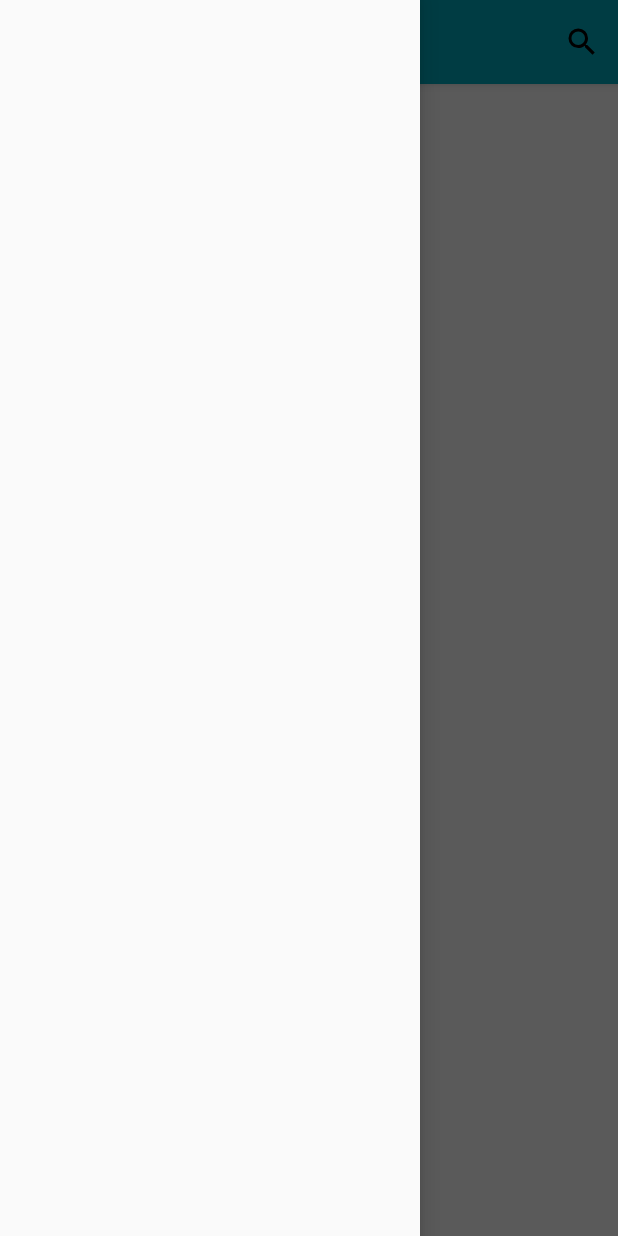
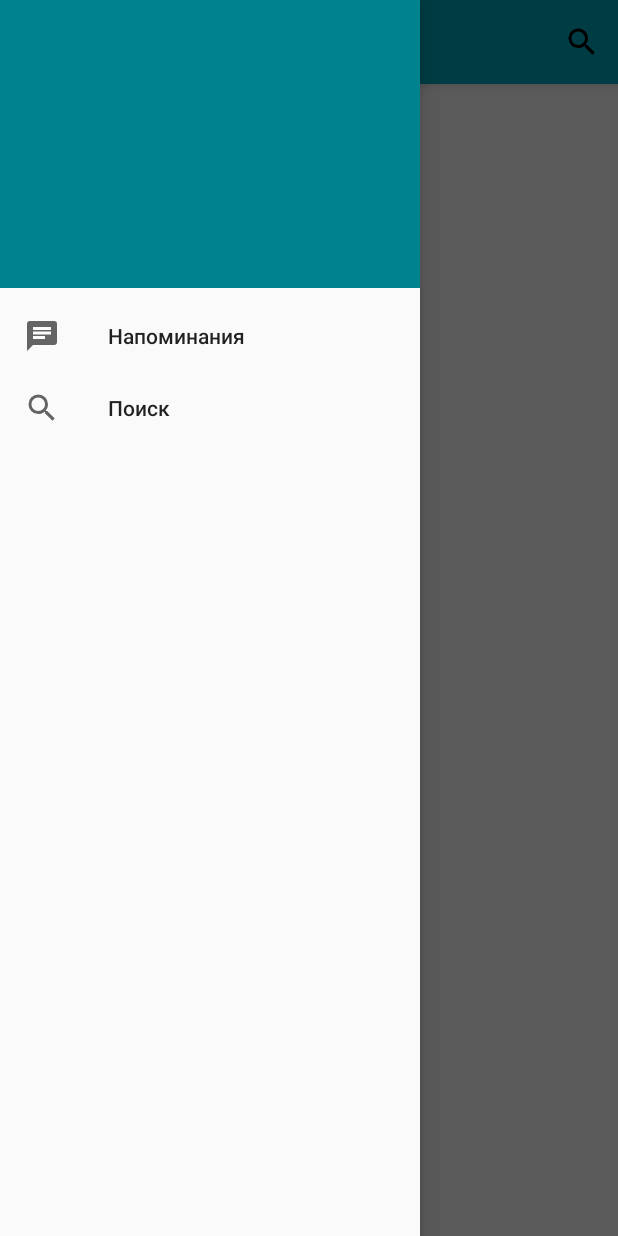
Before and after one commit to aleks120591/RemindMe, an Android app: the screen it shows after launch (MainActivity), with the side drawer open, on a phone screen of 412 x 824 dp. Run offline under Robolectric (Android 15) with nearby library versions, the phone set to English and light mode, and no system bars.

Commit message:
Navigation

```diff
--- a/app/src/main/java/com/qoobico/remindme/MainActivity.java
+++ b/app/src/main/java/com/qoobico/remindme/MainActivity.java
@@ -1,6 +1,7 @@
 package com.qoobico.remindme;
 
 import android.os.Bundle;
+import android.support.v4.widget.DrawerLayout;
 import android.support.v7.app.AppCompatActivity;
 import android.support.v7.widget.Toolbar;
 import android.view.MenuItem;
@@ -8,23 +9,27 @@ import android.view.MenuItem;
 /**
  * Created by Warlock on 09.06.2016.
  */
-public class MainActivity extends AppCompatActivity{
+public class MainActivity extends AppCompatActivity {
+
+    private static final int LAYOUT = R.layout.activity_main;
 
     private Toolbar toolbar;
+    private DrawerLayout drawerLayout;
 
     @Override
     protected void onCreate(Bundle savedInstanceState) {
         setTheme(R.style.AppDefault);
         super.onCreate(savedInstanceState);
-        setContentView(R.layout.activity_main);
+        setContentView(LAYOUT);
 
         initToolBar();
+        initNavigationView();
     }
 
     private void initToolBar() {
         toolbar = (Toolbar) findViewById(R.id.toolbar);
         toolbar.setTitle(R.string.app_name);
-        toolbar.setOnMenuItemClickListener(new Toolbar.OnMenuItemClickListener(){
+        toolbar.setOnMenuItemClickListener(new Toolbar.OnMenuItemClickListener() {
 
             @Override
             public boolean onMenuItemClick(MenuItem item) {
@@ -33,4 +38,9 @@ public class MainActivity extends AppCompatActivity{
         });
         toolbar.inflateMenu(R.menu.menu);
     }
+
+    private void initNavigationView() {
+        drawerLayout = (DrawerLayout) findViewById(R.id.drawer_layout);
+
+    }
 }
--- /dev/null
+++ b/app/src/main/res/drawable/message_text.xml
@@ -0,0 +1,7 @@
+<vector xmlns:android="http://schemas.android.com/apk/res/android"
+    android:height="24dp"
+    android:width="24dp"
+    android:viewportWidth="24"
+    android:viewportHeight="24">
+    <path android:fillColor="#000" android:pathData="M20,2H4A2,2 0 0,0 2,4V22L6,18H20A2,2 0 0,0 22,16V4A2,2 0 0,0 20,2M6,9H18V11H6M14,14H6V12H14M18,8H6V6H18" />
+</vector>
--- a/app/src/main/res/layout/activity_main.xml
+++ b/app/src/main/res/layout/activity_main.xml
@@ -29,6 +29,8 @@
         android:id="@+id/navigation"
         android:layout_width="wrap_content"
         android:layout_height="match_parent"
-        android:layout_gravity="start" />
+        android:layout_gravity="start"
+        app:menu="@menu/menu_navigation"
+        app:headerLayout="@layout/navigation_header" />
 
 </android.support.v4.widget.DrawerLayout>
--- /dev/null
+++ b/app/src/main/res/layout/navigation_header.xml
@@ -0,0 +1,9 @@
+<?xml version="1.0" encoding="utf-8"?>
+<LinearLayout
+    xmlns:android="http://schemas.android.com/apk/res/android"
+    android:orientation="vertical"
+    android:layout_height="192dp"
+    android:layout_width="match_parent"
+    android:background="@color/colorPrimaryDark">
+
+</LinearLayout>
--- /dev/null
+++ b/app/src/main/res/menu/menu_navigation.xml
@@ -0,0 +1,13 @@
+<?xml version="1.0" encoding="utf-8"?>
+<menu xmlns:android="http://schemas.android.com/apk/res/android">
+
+    <item
+        android:id="@+id/menu_item_notification"
+        android:title="@string/menu_item_notification"
+        android:orderInCategory="1"
+        android:icon="@drawable/message_text" />
+    <item
+        android:title="@string/search_title"
+        android:orderInCategory="2"
+        android:icon="@drawable/magnify" />
+</menu>
--- a/app/src/main/res/values/strings.xml
+++ b/app/src/main/res/values/strings.xml
@@ -1,4 +1,14 @@
 <resources>
     <string name="app_name">RemindMe</string>
-    <string name="search_title">Search</string>
+    <string name="search_title">Поиск</string>
+
+    <string name="menu_item_notification">Напоминания</string>
+
+    <string name="view_navigation_open">Open</string>
+    <string name="view_navigation_close">Close</string>
+
+    <string name="tab_item_history">History</string>
+    <string name="tab_item_ideas">Ideas</string>
+    <string name="tab_item_todo">TODO</string>
+    <string name="tab_item_birthdays">Birthdays</string>
 </resources>
```
Also changed, not shown: app/src/main/res/mipmap-hdpi/ic_message_text_white_24dp.png (added), app/src/main/res/mipmap-mdpi/ic_message_text_white_24dp.png (added), app/src/main/res/mipmap-xhdpi/ic_message_text_white_24dp.png (added), app/src/main/res/mipmap-xxhdpi/ic_message_text_white_24dp.png (added), app/src/main/res/mipmap-xxxhdpi/ic_message_text_white_24dp.png (added).
